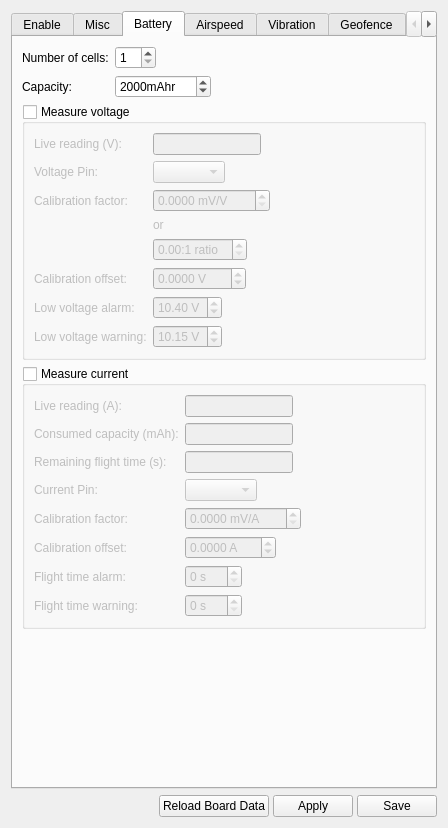
Qt form ground/gcs/src/plugins/config/modules.ui (d-ronin/dRonin) before a commit.
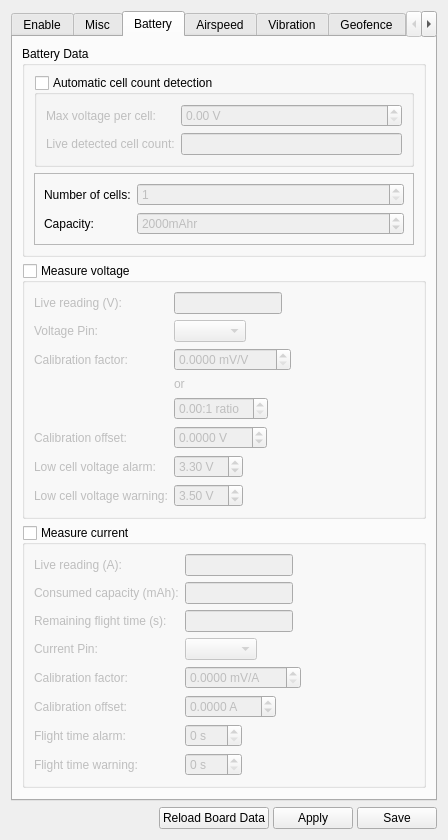
The same form after that commit. The open tabs and pages were chosen to show the change. Icons and pictures are not drawn.

Commit message: Voltage warnings always per cell, auto cell detect UI

What changed in the file:
```diff
--- a/ground/gcs/src/plugins/config/modules.ui
+++ b/ground/gcs/src/plugins/config/modules.ui
@@ -387,12 +387,108 @@
       </attribute>
       <layout class="QVBoxLayout" name="verticalLayout_7">
        <item>
+        <widget class="QGroupBox" name="gbBatteryData">
+         <property name="title">
+          <string>Battery Data</string>
+         </property>
+         <layout class="QVBoxLayout" name="verticalLayout_5">
+          <item>
+           <widget class="QGroupBox" name="gbAutoCellDetection">
+            <property name="enabled">
+             <bool>true</bool>
+            </property>
+            <property name="title">
+             <string>Automatic cell count detection</string>
+            </property>
+            <property name="checkable">
+             <bool>true</bool>
+            </property>
+            <property name="checked">
+             <bool>false</bool>
+            </property>
         <layout class="QFormLayout" name="formLayout_6">
-         <property name="fieldGrowthPolicy">
-          <enum>QFormLayout::ExpandingFieldsGrow</enum>
-         </property>
          <item row="0" column="0">
-          <widget class="QLabel" name="label_6">
+              <widget class="QLabel" name="lblMaxCellVoltage">
+               <property name="text">
+                <string>Max voltage per cell:</string>
+               </property>
+              </widget>
+             </item>
+             <item row="0" column="1">
+              <widget class="QDoubleSpinBox" name="sbMaxCellVoltage">
+               <property name="enabled">
+                <bool>false</bool>
+               </property>
+               <property name="suffix">
+                <string> V</string>
+               </property>
+               <property name="singleStep">
+                <double>0.050000000000000</double>
+               </property>
+               <property name="value">
+                <double>0.000000000000000</double>
+               </property>
+              </widget>
+             </item>
+             <item row="1" column="0">
+              <widget class="QLabel" name="lblLiveCellCount">
+               <property name="text">
+                <string>Live detected cell count:</string>
+               </property>
+              </widget>
+             </item>
+             <item row="1" column="1">
+              <widget class="QLineEdit" name="leLiveCellCount">
+               <property name="readOnly">
+                <bool>true</bool>
+               </property>
+              </widget>
+             </item>
+            </layout>
+           </widget>
+          </item>
+          <item>
+           <widget class="QFrame" name="frame">
+            <property name="minimumSize">
+             <size>
+              <width>0</width>
+              <height>0</height>
+             </size>
+            </property>
+            <property name="frameShape">
+             <enum>QFrame::StyledPanel</enum>
+            </property>
+            <property name="frameShadow">
+             <enum>QFrame::Raised</enum>
+            </property>
+            <layout class="QFormLayout" name="formLayout_9">
+             <item row="2" column="1">
+              <widget class="QSpinBox" name="sb_batteryCapacity">
+               <property name="enabled">
+                <bool>false</bool>
+               </property>
+               <property name="suffix">
+                <string>mAhr</string>
+               </property>
+               <property name="minimum">
+                <number>1</number>
+               </property>
+               <property name="maximum">
+                <number>1000000</number>
+               </property>
+               <property name="singleStep">
+                <number>100</number>
+               </property>
+               <property name="value">
+                <number>2000</number>
+               </property>
+              </widget>
+             </item>
+             <item row="1" column="0">
+              <widget class="QLabel" name="lblNumBatteryCells">
+               <property name="enabled">
+                <bool>true</bool>
+               </property>
            <property name="sizePolicy">
             <sizepolicy hsizetype="Minimum" vsizetype="Preferred">
              <horstretch>0</horstretch>
@@ -404,40 +500,31 @@
            </property>
           </widget>
          </item>
-         <item row="0" column="1">
-          <widget class="QSpinBox" name="sb_numBatteryCells">
-           <property name="minimum">
-            <number>1</number>
-           </property>
-          </widget>
-         </item>
-         <item row="1" column="0">
-          <widget class="QLabel" name="label_2">
+             <item row="2" column="0">
+              <widget class="QLabel" name="lblBatteryCapacity">
+               <property name="enabled">
+                <bool>true</bool>
+               </property>
            <property name="text">
             <string>Capacity:</string>
            </property>
           </widget>
          </item>
          <item row="1" column="1">
-          <widget class="QSpinBox" name="sb_batteryCapacity">
-           <property name="suffix">
-            <string>mAhr</string>
+              <widget class="QSpinBox" name="sb_numBatteryCells">
+               <property name="enabled">
+                <bool>false</bool>
            </property>
            <property name="minimum">
             <number>1</number>
            </property>
-           <property name="maximum">
-            <number>1000000</number>
-           </property>
-           <property name="singleStep">
-            <number>100</number>
-           </property>
-           <property name="value">
-            <number>2000</number>
-           </property>
           </widget>
          </item>
         </layout>
+           </widget>
+          </item>
+         </layout>
+        </widget>
        </item>
        <item>
         <widget class="QGroupBox" name="gb_measureVoltage">
@@ -491,14 +578,14 @@
             </property>
            </widget>
           </item>
-          <item row="6" column="0">
+          <item row="8" column="0">
            <widget class="QLabel" name="label_11">
             <property name="text">
-             <string>Low voltage alarm:</string>
+             <string>Low cell voltage alarm:</string>
             </property>
            </widget>
           </item>
-          <item row="6" column="1">
+          <item row="8" column="1">
            <widget class="QDoubleSpinBox" name="sb_lowVoltageAlarm">
             <property name="suffix">
              <string> V</string>
@@ -507,18 +594,18 @@
              <double>0.100000000000000</double>
             </property>
             <property name="value">
-             <double>10.400000000000000</double>
+             <double>3.300000000000000</double>
             </property>
            </widget>
           </item>
-          <item row="7" column="0">
+          <item row="9" column="0">
            <widget class="QLabel" name="label_12">
             <property name="text">
-             <string>Low voltage warning:</string>
+             <string>Low cell voltage warning:</string>
             </property>
            </widget>
           </item>
-          <item row="7" column="1">
+          <item row="9" column="1">
            <widget class="QDoubleSpinBox" name="sb_lowVoltageWarning">
             <property name="suffix">
              <string> V</string>
@@ -527,7 +614,7 @@
              <double>0.100000000000000</double>
             </property>
             <property name="value">
-             <double>10.150000000000000</double>
+             <double>3.500000000000000</double>
             </property>
            </widget>
           </item>
```
Left out of the diff: 2 changed lines with no effect on the pictures. Lines whose indentation alone changed are shown as unchanged. The commit also changes 4 other files.
